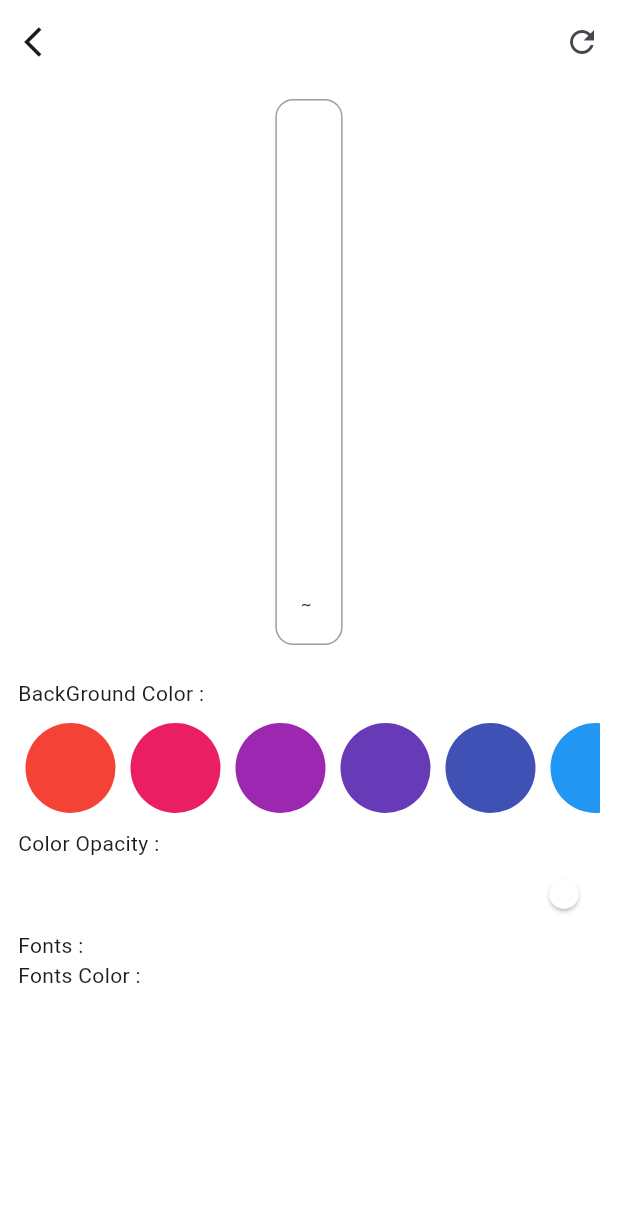
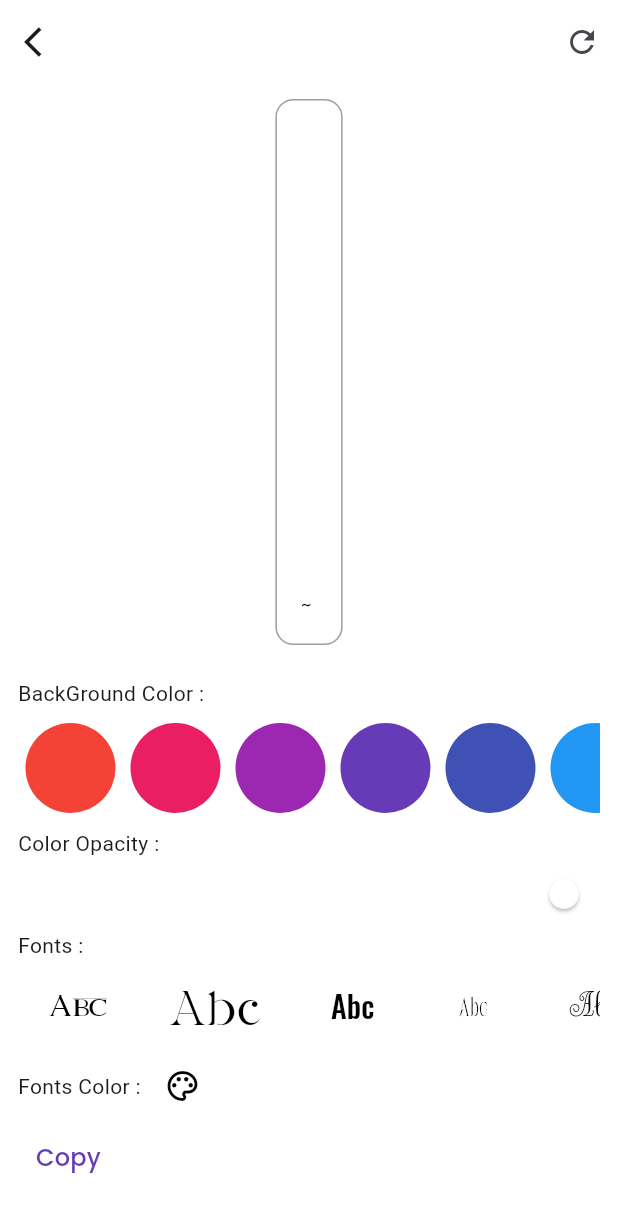
Before and after one commit to SJaynesh/Quotes-App, a Flutter app: the DetailPage screen opened directly with empty values, on a phone screen of 412 x 824 dp. Shown: the top 1212 px of the screen. Run offline on Flutter 3.47's test engine with Material 3 defaults, Android fonts, the phone set to English and light mode, and no system bars; our stand-ins replace flutter_colorpicker, flutter_screenutil, google_fonts; network calls fail; Roboto replaces fonts that are missing (Nobile).

Commit message:
08/09/2024 - Edit

```diff
--- a/lib/view/screen/detail_page/detail_page.dart
+++ b/lib/view/screen/detail_page/detail_page.dart
@@ -1,7 +1,10 @@
 import 'package:flutter/material.dart';
+import 'package:flutter/services.dart';
+import 'package:flutter_colorpicker/flutter_colorpicker.dart';
 import 'package:flutter_screenutil/flutter_screenutil.dart';
 import 'package:google_fonts/google_fonts.dart';
 import 'package:quotes_app/models/quotes_model.dart';
+import 'package:quotes_app/utills/fonts_utills.dart';
 
 class DetailPage extends StatefulWidget {
   const DetailPage({super.key});
@@ -13,6 +16,8 @@ class DetailPage extends StatefulWidget {
 class _DetailPageState extends State<DetailPage> {
   Color containerBGColor = Colors.white;
   double opacity = 1;
+  String font = Fonts.lionKing.name;
+  Color fontColor = Colors.black;
   @override
   Widget build(BuildContext context) {
     QuotesModel quote =
@@ -33,6 +38,8 @@ class _DetailPageState extends State<DetailPage> {
             onPressed: () {
               containerBGColor = Colors.white;
               opacity = 1;
+              font = Fonts.lionKing.name;
+              fontColor = Colors.black;
               setState(() {});
             },
             icon: const Icon(Icons.refresh),
@@ -56,13 +63,31 @@ class _DetailPageState extends State<DetailPage> {
                 mainAxisAlignment: MainAxisAlignment.spaceBetween,
                 crossAxisAlignment: CrossAxisAlignment.end,
                 children: [
-                  Text(
+                  SelectableText(
                     quote.quotes,
+                    cursorWidth: 2,
+                    cursorColor: Colors.red,
+                    cursorRadius: const Radius.circular(20),
+                    showCursor: true,
+                    toolbarOptions: const ToolbarOptions(
+                      copy: true,
+                      cut: true,
+                      paste: false,
+                      selectAll: true,
+                    ),
                     style: TextStyle(
+                      color: fontColor,
                       fontSize: 25.sp,
+                      fontFamily: font,
                     ),
                   ),
-                  Text("~ ${quote.author}"),
+                  Text(
+                    "~ ${quote.author}",
+                    style: TextStyle(
+                      fontFamily: font,
+                      color: fontColor,
+                    ),
+                  ),
                 ],
               ),
             ),
@@ -122,12 +147,95 @@ class _DetailPageState extends State<DetailPage> {
                       fontSize: 14.sp,
                     ),
                   ),
-                  Text(
-                    "Fonts Color : ",
-                    style: GoogleFonts.nobile(
-                      fontSize: 14.sp,
+                  SizedBox(
+                    height: 60.h,
+                    child: ListView.builder(
+                      scrollDirection: Axis.horizontal,
+                      itemCount: Fonts.values.length,
+                      itemBuilder: (context, index) => Padding(
+                          padding: const EdgeInsets.all(8.0),
+                          child: TextButton(
+                            onPressed: () {
+                              font = Fonts.values[index].name;
+                              setState(() {});
+                            },
+                            child: Text(
+                              "Abc",
+                              style: TextStyle(
+                                fontSize: 20.sp,
+                                fontFamily: Fonts.values[index].name,
+                                color: Colors.black,
+                              ),
+                            ),
+                          )),
                     ),
                   ),
+                  Row(
+                    children: [
+                      Text(
+                        "Fonts Color : ",
+                        style: GoogleFonts.nobile(
+                          fontSize: 14.sp,
+                        ),
+                      ),
+                      IconButton(
+                          onPressed: () {
+                            showDialog(
+                              context: context,
+                              builder: (context) => AlertDialog(
+                                title: Text(
+                                  'Pick a color!',
+                                  style: GoogleFonts.roboto(),
+                                ),
+                                content: SingleChildScrollView(
+                                  child: ColorPicker(
+                                    pickerColor: containerBGColor,
+                                    onColorChanged: (value) {
+                                      fontColor = value;
+                                      setState(() {});
+                                    },
+                                  ),
+                                ),
+                              ),
+                            );
+                          },
+                          icon: Icon(
+                            Icons.color_lens_outlined,
+                            color: fontColor,
+                          ))
+                    ],
+                  ),
+                  Row(
+                    children: [
+                      TextButton(
+                        onPressed: () async {
+                          await Clipboard.setData(
+                            ClipboardData(
+                              text: "${quote.quotes}\n${quote.author}",
+                            ),
+                          ).then(
+                            (value) {
+                              SnackBar snackBar = const SnackBar(
+                                content: Text("Quote copy successfully... "),
+                                backgroundColor: Colors.green,
+                              );
+                              ScaffoldMessenger.of(context)
+                                  .showSnackBar(snackBar);
+                            },
+                          );
+                        },
+                        child: Text(
+                          "Copy",
+                          style: GoogleFonts.poppins(
+                            textStyle: TextStyle(
+                              fontSize: 16.sp,
+                              color: Colors.deepPurple,
+                            ),
+                          ),
+                        ),
+                      )
+                    ],
+                  )
                 ],
               ),
             ),
--- a/pubspec.yaml
+++ b/pubspec.yaml
@@ -37,6 +37,7 @@ dependencies:
   cupertino_icons: ^1.0.6
   flutter_screenutil: ^5.9.3
   google_fonts: ^6.2.1
+  flutter_colorpicker: ^1.1.0
 
 dev_dependencies:
   flutter_test:
```
Also changed, not shown: pubspec.lock.
